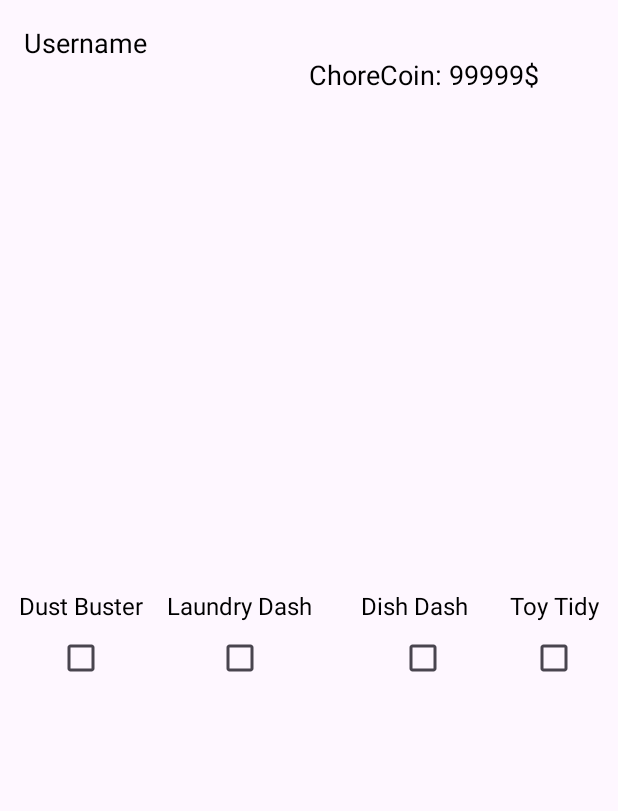
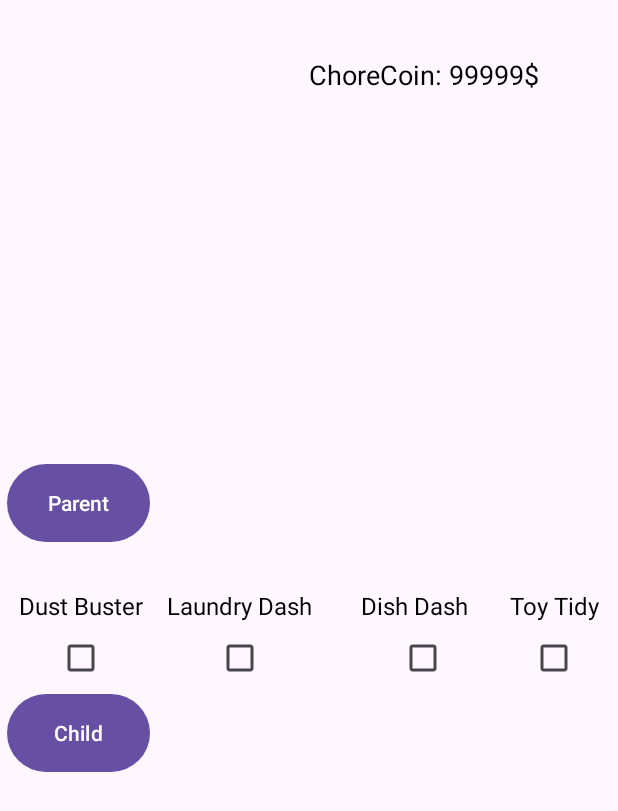
Before and after one commit to Bellasaurusx/HouseHeroesV2, an Android app: the screen it shows after launch (MainActivity), on a phone screen of 412 x 824 dp. Shown: the top 811 px of the screen. Run offline under Robolectric (Android 15) with nearby library versions, the phone set to English and light mode, and no system bars.

Commit message:
added kid and parent portal button, created two more completion check offs

```diff
--- a/app/build.gradle.kts
+++ b/app/build.gradle.kts
@@ -33,6 +33,9 @@ android {
     buildFeatures {
         viewBinding = true
     }
+    buildFeatures{
+        viewBinding = true
+    }
 }
 
 dependencies {
--- a/app/src/main/java/com/example/househeroesv2/MainActivity.kt
+++ b/app/src/main/java/com/example/househeroesv2/MainActivity.kt
@@ -7,18 +7,20 @@ import android.widget.CheckBox
 import android.widget.EditText
 import android.widget.Toast
 import androidx.appcompat.app.AppCompatActivity
+import androidx.fragment.app.Fragment
 import com.example.househeroesv2.databinding.ActivityMainBinding
 
 class MainActivity : AppCompatActivity(), View.OnClickListener {
 
-    private lateinit var binding: ActivityMainBinding
+    private lateinit var binding: ActivityMainBinding // added for button binding
 
-    //these lateinit vars are to define the buttons, gotta look it up still step1
+    //these  vars are to define the buttons, gotta look it up still step1
     private lateinit var checkBox1 : CheckBox //declare a variable that will be initialized later but not null
     private lateinit var checkBox2 : CheckBox
     private lateinit var checkBox3 : CheckBox
     private lateinit var checkBox4 : CheckBox
     private lateinit var subButt : Button
+
 
 
 
@@ -37,7 +39,24 @@ class MainActivity : AppCompatActivity(), View.OnClickListener {
 
         setupCheckBoxListeners()
 
+        binding.frag1Button.setOnClickListener { // parent frag
+            replaceFragment(ParentFragment())
+        }
+        binding.frag2Button.setOnClickListener { // for kid button
+            replaceFragment(KidFragment())
+
+        }
+
     }
+
+    private fun replaceFragment(fragment: Fragment) { //idk a bunch of code XD
+        val fragmentManager = supportFragmentManager
+        val fragmentTransaction = fragmentManager.beginTransaction()
+        fragmentTransaction.replace(R.id.fragment_container, fragment)
+        fragmentTransaction.commit()
+
+    }
+
     override fun onClick(v: View)// this function is for onClicks for buttons
     {
         when(v.id){
@@ -49,7 +68,22 @@ class MainActivity : AppCompatActivity(), View.OnClickListener {
         checkBox1.setOnCheckedChangeListener { _, isChecked ->
             if (isChecked)
             {//toast is for pop up messages
-                Toast.makeText(this, "Congratulations! You completed your first task!", Toast.LENGTH_SHORT).show()
+                Toast.makeText(this, "Congratulations! First task Completed", Toast.LENGTH_SHORT).show()
+            }
+        }
+        checkBox2.setOnCheckedChangeListener { _, isChecked ->
+            if (isChecked){
+                Toast.makeText(this, "Congratulations! Second task Completed", Toast.LENGTH_SHORT).show()
+            }
+        }
+        checkBox3.setOnCheckedChangeListener { _, isChecked ->
+            if (isChecked){
+                Toast.makeText(this, "Congratulations! Third task Completed", Toast.LENGTH_SHORT).show()
+            }
+        }
+        checkBox4.setOnCheckedChangeListener { _, isChecked ->
+            if (isChecked){
+                Toast.makeText(this, "Congratulations! last task Completed", Toast.LENGTH_SHORT).show()
             }
         }
     }
--- a/app/src/main/res/layout/activity_main.xml
+++ b/app/src/main/res/layout/activity_main.xml
@@ -1,10 +1,44 @@
-<?xml version="1.0" encoding="utf-8"?>
-<androidx.coordinatorlayout.widget.CoordinatorLayout
+<androidx.constraintlayout.widget.ConstraintLayout
         xmlns:android="http://schemas.android.com/apk/res/android"
+        xmlns:app="http://schemas.android.com/apk/res-auto"
         android:layout_width="match_parent"
-        android:layout_height="match_parent"
-        android:fitsSystemWindows="true">
+        android:layout_height="match_parent">
 
-    <include layout="@layout/content_main"/>
+    <include layout="@layout/content_main"/> <!-- this includes the current main page -->
 
-</androidx.coordinatorlayout.widget.CoordinatorLayout>
+    <!-- Fragment Container -->
+    <androidx.fragment.app.FragmentContainerView
+            android:id="@+id/fragment_container"
+            android:layout_width="match_parent"
+            android:layout_height="match_parent"
+            app:layout_constraintEnd_toEndOf="parent"
+            app:layout_constraintTop_toTopOf="parent"
+            app:layout_constraintBottom_toBottomOf="parent"
+            android:layout_marginEnd="16dp" />
+
+    <!-- Parent Button -->
+    <Button
+            android:id="@+id/frag1Button"
+            android:layout_width="95dp"
+            android:layout_height="60dp"
+            android:text="Parent"
+            app:layout_constraintEnd_toStartOf="@id/fragment_container"
+            app:layout_constraintTop_toTopOf="@id/fragment_container"
+            app:layout_constraintBottom_toBottomOf="@id/fragment_container"
+            app:layout_constraintVertical_bias="0.4"
+            android:layout_marginEnd="-100dp" />
+
+    <!-- Kid Button -->
+    <Button
+            android:id="@+id/frag2Button"
+            android:layout_width="95dp"
+            android:layout_height="60dp"
+            android:text="Child"
+            app:layout_constraintEnd_toStartOf="@id/fragment_container"
+            app:layout_constraintTop_toTopOf="@id/fragment_container"
+            app:layout_constraintBottom_toBottomOf="@id/fragment_container"
+            app:layout_constraintVertical_bias="0.6"
+            android:layout_marginEnd="-100dp" />
+
+
+</androidx.constraintlayout.widget.ConstraintLayout>
--- a/app/src/main/res/layout/fragment_first.xml
+++ b/app/src/main/res/layout/fragment_first.xml
@@ -1,7 +1,7 @@
 <?xml version="1.0" encoding="utf-8"?>
 <FrameLayout
         xmlns:android="http://schemas.android.com/apk/res/android"
-        xmlns:tools="http://schemas.android.com/tools"
+        xmlns:app="http://schemas.android.com/apk/res-auto" xmlns:tools="http://schemas.android.com/tools"
         android:layout_width="match_parent"
         android:layout_height="match_parent"
         tools:context=".FirstFragment">
@@ -15,15 +15,9 @@
             android:gravity="center_horizontal"
             android:layout_gravity="top">
 
-        <TextView
-                android:id="@+id/textView"
+        <Space
                 android:layout_width="0dp"
-                android:layout_height="wrap_content"
-                android:layout_weight="1"
-                android:text="Username"
-                android:textSize="18sp"
-                android:textColor="@android:color/black" />
-
+                android:layout_height="wrap_content" android:layout_weight="1"/>
         <TextView
                 android:id="@+id/textView2"
                 android:layout_width="0dp"
--- a/app/src/main/res/values-night/themes.xml
+++ b/app/src/main/res/values-night/themes.xml
@@ -4,4 +4,8 @@
         <!-- Customize your dark theme here. -->
         <!-- <item name="colorPrimary">@color/my_dark_primary</item> -->
     </style>
+    <style name="ThemeOverlay.HouseHeroesV2.FullscreenContainer" parent="">
+        <item name="fullscreenBackgroundColor">@color/light_blue_900</item>
+        <item name="fullscreenTextColor">@color/light_blue_A400</item>
+    </style>
 </resources>
--- /dev/null
+++ b/app/src/main/res/values/attrs.xml
@@ -0,0 +1,6 @@
+<resources>
+    <declare-styleable name="FullscreenAttrs">
+        <attr name="fullscreenBackgroundColor" format="color"/>
+        <attr name="fullscreenTextColor" format="color"/>
+    </declare-styleable>
+</resources>
--- a/app/src/main/res/values/colors.xml
+++ b/app/src/main/res/values/colors.xml
@@ -2,4 +2,9 @@
 <resources>
     <color name="black">#FF000000</color>
     <color name="white">#FFFFFFFF</color>
+    <color name="light_blue_600">#FF039BE5</color>
+    <color name="light_blue_900">#FF01579B</color>
+    <color name="light_blue_A200">#FF40C4FF</color>
+    <color name="light_blue_A400">#FF00B0FF</color>
+    <color name="black_overlay">#66000000</color>
 </resources>
--- a/app/src/main/res/values/strings.xml
+++ b/app/src/main/res/values/strings.xml
@@ -8,12 +8,16 @@
     <string name="previous">Previous</string>
 
     <string name="lorem_ipsum">
-null
+        null
     </string>
     <string name="Button1">Button</string>
     <string name="kuyjgedwsqa">Button</string>
     <string name="username">Username</string>
     <string name="chorecoins_99999">ChoreCoins 99999</string>
     <string name="test"/>
+    <string name="dummy_button">Dummy Button</string>
+    <string name="dummy_content">DUMMY\nCONTENT</string>
+    <!-- TODO: Remove or change this placeholder text -->
+    <string name="hello_blank_fragment">Hello blank fragment</string>
 
 </resources>
--- /dev/null
+++ b/app/src/main/res/values/styles.xml
@@ -0,0 +1,6 @@
+<resources>
+    <style name="Widget.Theme.HouseHeroesV2.ButtonBar.Fullscreen" parent="">
+        <item name="android:background">@color/black_overlay</item>
+        <item name="android:buttonBarStyle">?android:attr/buttonBarStyle</item>
+    </style>
+</resources>
--- a/app/src/main/res/values/themes.xml
+++ b/app/src/main/res/values/themes.xml
@@ -6,4 +6,8 @@
     </style>
 
     <style name="Theme.HouseHeroesV2" parent="Base.Theme.HouseHeroesV2"/>
+    <style name="ThemeOverlay.HouseHeroesV2.FullscreenContainer" parent="">
+        <item name="fullscreenBackgroundColor">@color/light_blue_600</item>
+        <item name="fullscreenTextColor">@color/light_blue_A200</item>
+    </style>
 </resources>
```
Also changed, not shown: app/src/main/java/com/example/househeroesv2/KidFragment.kt (added, +9 -0 lines), app/src/main/java/com/example/househeroesv2/ParentFragment.kt (added, +10 -0 lines), app/src/main/res/layout/fragment_kid.xml (added, +15 -0 lines), app/src/main/res/layout/fragment_parent.xml (added, +20 -0 lines).
